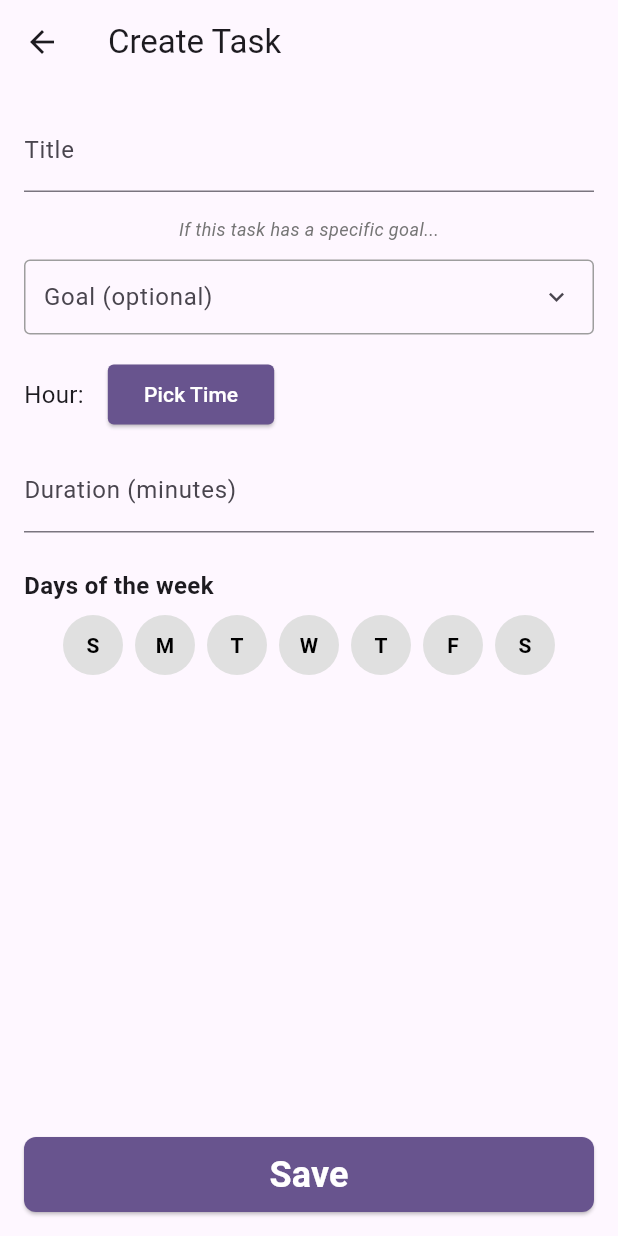
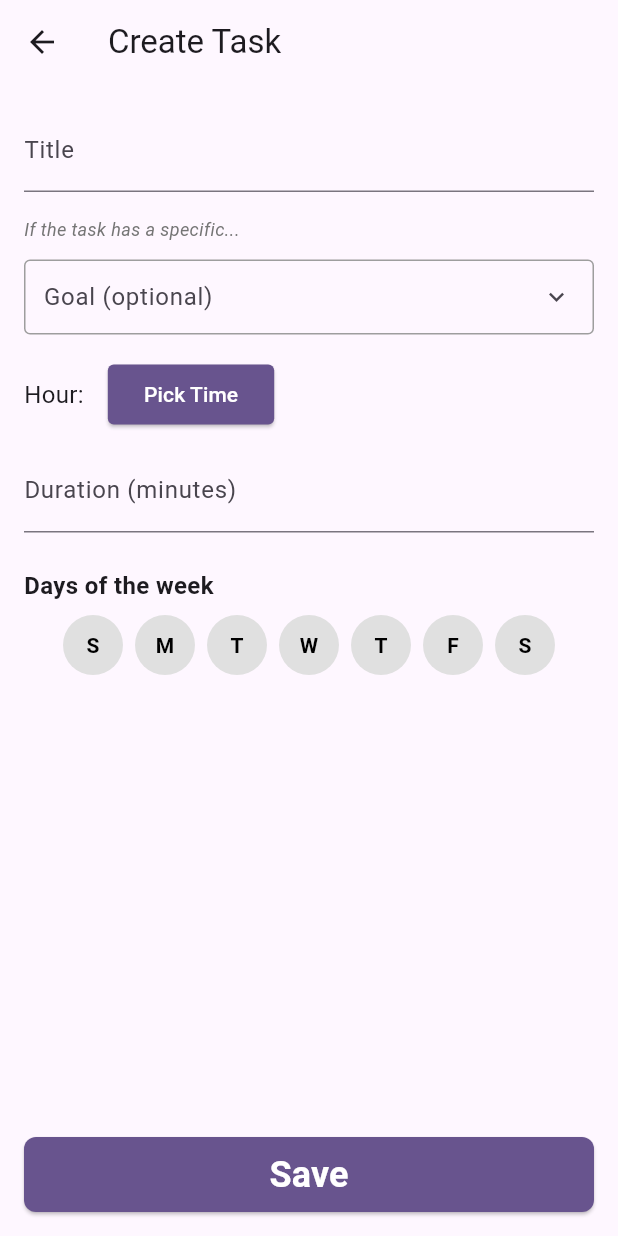
Before and after one commit to MatthewLacerda2/GoalGetter, a Flutter app: the CreateTaskScreen screen opened directly, on a phone screen of 412 x 824 dp. Run offline on Flutter 3.47's test engine with Material 3 defaults, Android fonts, the phone set to English and light mode, and no system bars; our stand-ins replace font_awesome_flutter, introduction_screen, shared_preferences; accounts and stored records are empty.

Commit message:
task goal hint text adjusted to the left

```diff
--- a/frontend/lib/screens/agenda/create_task_screen.dart
+++ b/frontend/lib/screens/agenda/create_task_screen.dart
@@ -72,6 +72,7 @@ class _CreateTaskScreenState extends State<CreateTaskScreen> {
       body: Padding(
         padding: const EdgeInsets.all(16.0),
         child: Column(
+          crossAxisAlignment: CrossAxisAlignment.start,
           children: [
             // Title
             TextField(
@@ -81,12 +82,13 @@ class _CreateTaskScreenState extends State<CreateTaskScreen> {
             const SizedBox(height: 16),
             // Goal Selection
             Text(
-              'If this task has a specific goal...',
+              'If the task has a specific...',
               style: TextStyle(
                 color: Colors.grey[600],
                 fontStyle: FontStyle.italic,
                 fontSize: 12,
               ),
+              textAlign: TextAlign.left,
             ),
             const SizedBox(height: 4),
             GoalSearcher(
```
